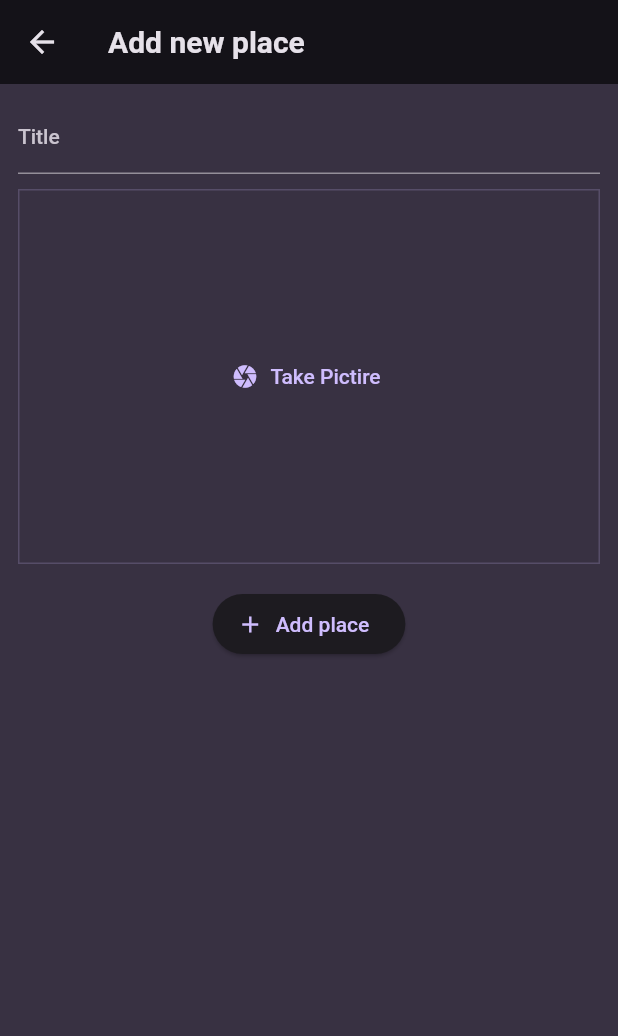
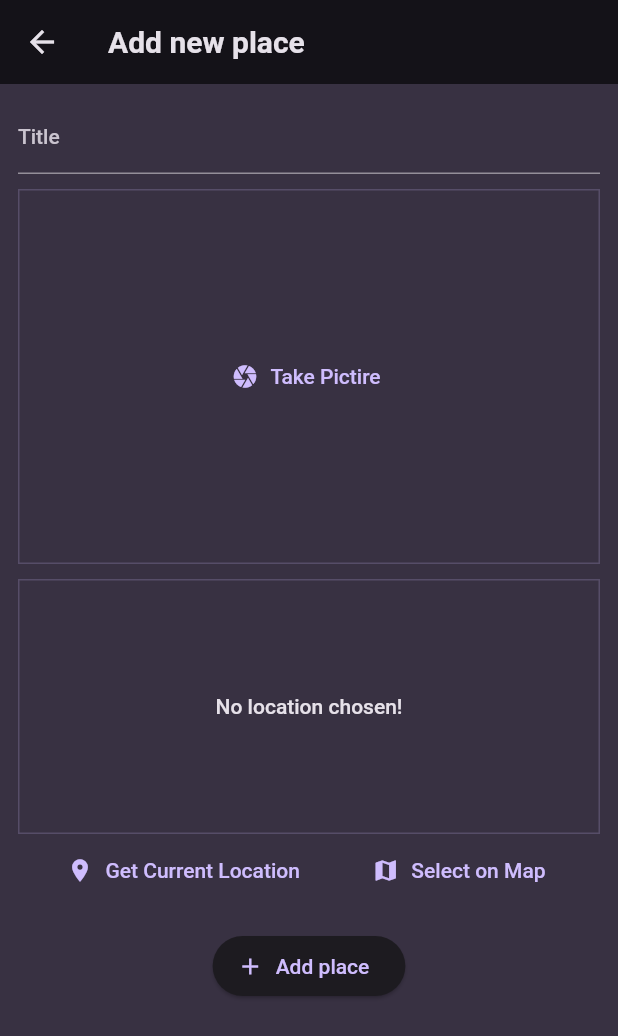
Before and after one commit to wemali05/places, a Flutter app: the AddPlaceScreen screen opened directly, on a phone screen of 412 x 824 dp. Shown: the top 1036 px of the screen. Run offline on Flutter 3.47's test engine with Material 2 defaults, Android fonts, the phone set to English and light mode, and no system bars; our stand-ins replace flutter_riverpod, google_fonts, image_picker.

Commit message:
add location package and location input

```diff
--- a/lib/screens/add_place.dart
+++ b/lib/screens/add_place.dart
@@ -1,6 +1,7 @@
 import 'dart:io';
 import 'package:favorite_places/providers/user_places.dart';
 import 'package:favorite_places/widgets/image_input.dart';
+import 'package:favorite_places/widgets/location_input.dart';
 import 'package:flutter/material.dart';
 import 'package:flutter_riverpod/flutter_riverpod.dart';
 
@@ -61,6 +62,10 @@ class _AddPlaceScreenState extends ConsumerState<AddPlaceScreen> {
               },
             ),
             const SizedBox(
+              height: 10,
+            ),
+            LocationInput(),
+            const SizedBox(
               height: 16,
             ),
             ElevatedButton.icon(
--- /dev/null
+++ b/lib/widgets/location_input.dart
@@ -0,0 +1,54 @@
+import 'package:flutter/material.dart';
+
+class LocationInput extends StatefulWidget {
+  const LocationInput({super.key});
+
+  @override
+  State<LocationInput> createState() {
+    return _LocationInputState();
+  }
+}
+
+class _LocationInputState extends State<LocationInput> {
+  @override
+  Widget build(BuildContext context) {
+    return Column(
+      children: [
+        Container(
+          height: 170,
+          width: double.infinity,
+          alignment: Alignment.center,
+          decoration: BoxDecoration(
+            border: Border.all(
+              width: 1,
+              color: Theme.of(context).colorScheme.primary.withOpacity(0.2),
+            ),
+          ),
+          child: Text(
+            'No location chosen!',
+            textAlign: TextAlign.center,
+            style: Theme.of(context)
+                .textTheme
+                .bodyLarge!
+                .copyWith(color: Theme.of(context).colorScheme.onBackground),
+          ),
+        ),
+        Row(
+          mainAxisAlignment: MainAxisAlignment.spaceEvenly,
+          children: [
+            TextButton.icon(
+              onPressed: () {},
+              icon: const Icon(Icons.location_on),
+              label: const Text('Get Current Location'),
+            ),
+            TextButton.icon(
+              onPressed: () {},
+              icon: const Icon(Icons.map),
+              label: const Text('Select on Map'),
+            ),
+          ],
+        )
+      ],
+    );
+  }
+}
--- a/pubspec.yaml
+++ b/pubspec.yaml
@@ -38,6 +38,7 @@ dependencies:
   uuid: ^3.0.7
   flutter_riverpod: ^2.3.10
   image_picker: ^1.0.4
+  location: ^5.0.3
 
 dev_dependencies:
   flutter_test:
```
Also changed, not shown: pubspec.lock, 2 other files.
